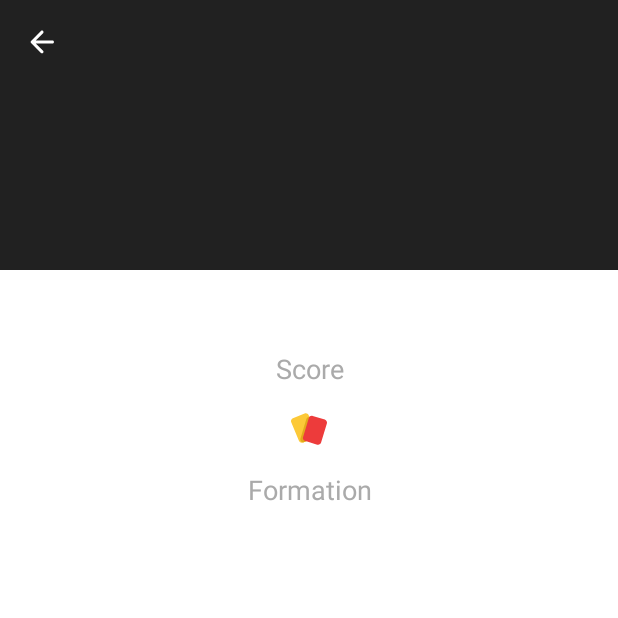
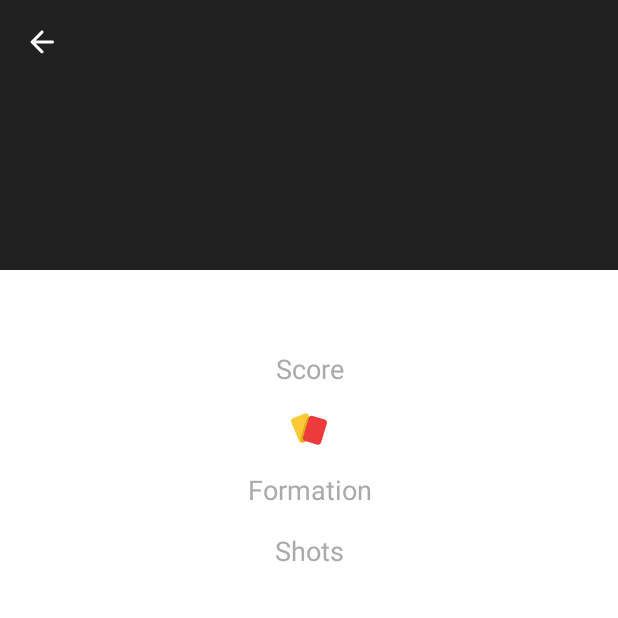
Before and after one commit to Rarj/football-match-refactor, an Android app: the DetailActivity screen opened directly, with no data from a screen before it, on a phone screen of 412 x 824 dp, the top half of it. Run offline under Robolectric (Android 15) with nearby library versions, the phone set to English and light mode, and no system bars; our stand-ins replace data binding; pictures from the network do not load; 3 statements that could not run were skipped.

Commit message:
- layouting shots

```diff
--- a/features/dashboard/src/main/res/layout/content_detail.xml
+++ b/features/dashboard/src/main/res/layout/content_detail.xml
@@ -141,6 +141,43 @@
         app:layout_constraintStart_toEndOf="@id/text_formation_caption"
         app:layout_constraintTop_toTopOf="@id/text_formation_caption" />
 
+      <androidx.appcompat.widget.AppCompatTextView
+        android:id="@+id/text_shots_home"
+        android:layout_width="0dp"
+        android:layout_height="wrap_content"
+        android:gravity="center_horizontal"
+        android:textAppearance="@style/TextAppearance.AppCompat.Medium"
+        android:textColor="@android:color/black"
+        android:textStyle="bold"
+        app:layout_constraintEnd_toStartOf="@id/text_shots_caption"
+        app:layout_constraintStart_toStartOf="parent"
+        app:layout_constraintTop_toTopOf="@id/text_shots_caption" />
+
+      <androidx.appcompat.widget.AppCompatTextView
+        android:id="@+id/text_shots_caption"
+        android:layout_width="0dp"
+        android:layout_height="wrap_content"
+        android:layout_marginTop="@dimen/container_margin"
+        android:gravity="center_horizontal"
+        android:text="Shots"
+        android:textAppearance="@style/TextAppearance.AppCompat.Medium"
+        android:textColor="@android:color/darker_gray"
+        app:layout_constraintEnd_toStartOf="@id/text_shots_away"
+        app:layout_constraintStart_toEndOf="@id/text_shots_home"
+        app:layout_constraintTop_toBottomOf="@id/text_formation_caption" />
+
+      <androidx.appcompat.widget.AppCompatTextView
+        android:id="@+id/text_shots_away"
+        android:layout_width="0dp"
+        android:layout_height="wrap_content"
+        android:gravity="center_horizontal"
+        android:textAppearance="@style/TextAppearance.AppCompat.Medium"
+        android:textColor="@android:color/black"
+        android:textStyle="bold"
+        app:layout_constraintEnd_toEndOf="parent"
+        app:layout_constraintStart_toEndOf="@id/text_shots_caption"
+        app:layout_constraintTop_toTopOf="@id/text_shots_caption" />
+
     </androidx.constraintlayout.widget.ConstraintLayout>
 
   </androidx.core.widget.NestedScrollView>
```
